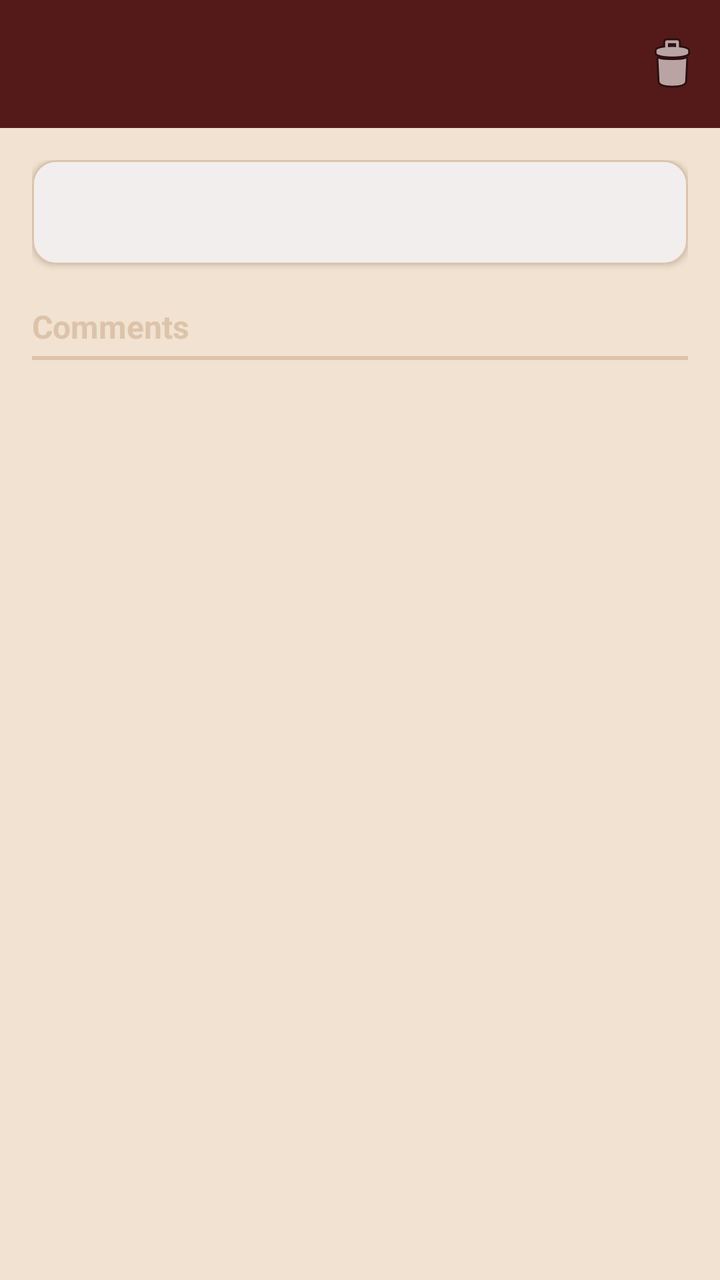
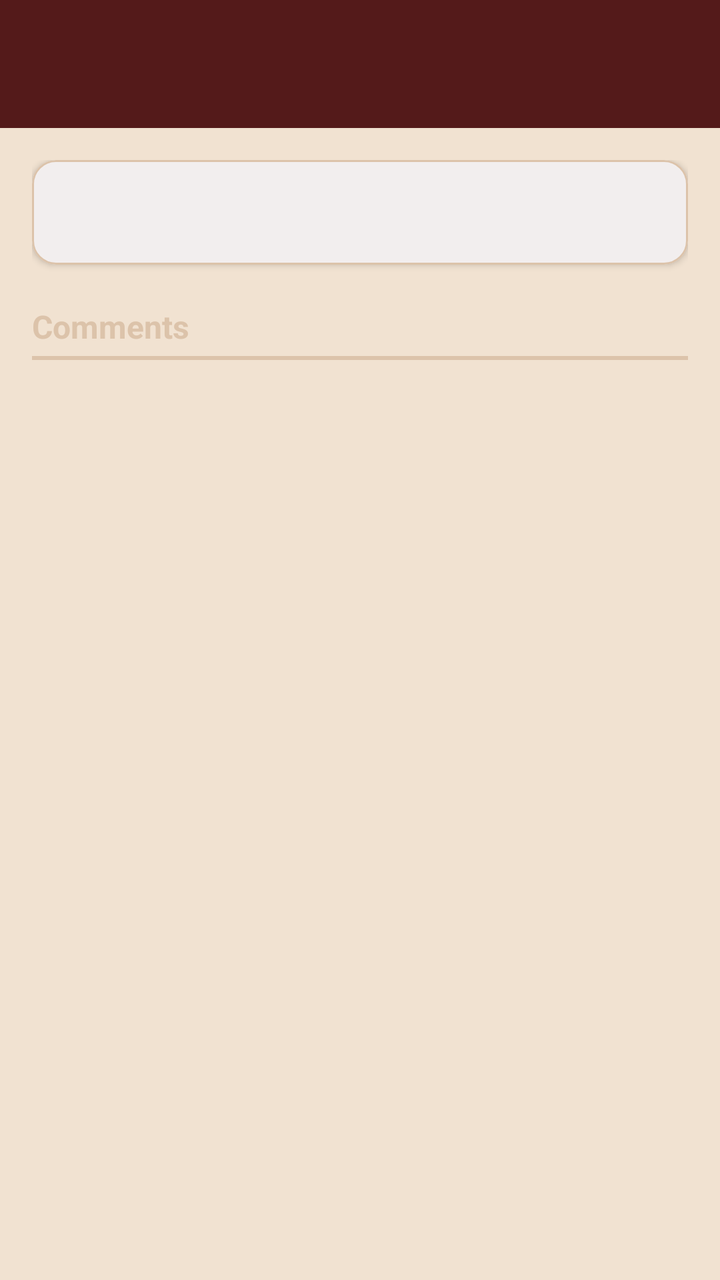

The first picture is an Android layout as it rendered before a commit; the second is the same layout after the commit. The layout source and the unified diff follow.
<!-- AndroidManifest.xml: application theme Theme.Miniblog -->
<!-- res/layout/activity_post_detail.xml -->
<?xml version="1.0" encoding="utf-8"?>
<LinearLayout
    xmlns:android="http://schemas.android.com/apk/res/android"
    xmlns:app="http://schemas.android.com/apk/res-auto"
    android:layout_width="match_parent"
    android:layout_height="match_parent"
    android:orientation="vertical"
    android:background="@color/background">

    <com.google.android.material.appbar.AppBarLayout
        android:layout_width="match_parent"
        android:layout_height="wrap_content"
        android:background="@color/primary">

        <com.google.android.material.appbar.MaterialToolbar
            android:id="@+id/toolbar"
            android:layout_width="match_parent"
            android:layout_height="?attr/actionBarSize"
            android:background="@color/primary"
            app:titleTextColor="@color/toolbar_icon"
            app:navigationIconTint="@color/toolbar_icon"
            app:menu="@menu/menu_post_detail" />

    </com.google.android.material.appbar.AppBarLayout>

    <ScrollView
        android:layout_width="match_parent"
        android:layout_height="match_parent"
        android:fillViewport="true">

        <LinearLayout
            android:layout_width="match_parent"
            android:layout_height="wrap_content"
            android:orientation="vertical"
            android:padding="16dp">

            <com.google.android.material.card.MaterialCardView
                android:layout_width="match_parent"
                android:layout_height="wrap_content"
                app:cardCornerRadius="12dp"
                app:cardElevation="2dp"
                app:cardBackgroundColor="@color/card_background"
                app:strokeColor="@color/card_border"
                app:strokeWidth="1dp">

                <LinearLayout
                    android:layout_width="match_parent"
                    android:layout_height="wrap_content"
                    android:orientation="vertical"
                    android:padding="16dp">

                    <TextView
                        android:id="@+id/textViewDetailBody"
                        android:layout_width="match_parent"
                        android:layout_height="wrap_content"
                        android:textSize="15sp"
                        android:textColor="@color/text_primary"
                        android:lineSpacingMultiplier="1.4" />

                </LinearLayout>

            </com.google.android.material.card.MaterialCardView>

            <TextView
                android:layout_width="match_parent"
                android:layout_height="wrap_content"
                android:layout_marginTop="20dp"
                android:layout_marginBottom="4dp"
                android:text="Comments"
                android:textStyle="bold"
                android:textSize="16sp"
                android:textColor="@color/accent" />

            <View
                android:layout_width="match_parent"
                android:layout_height="2dp"
                android:layout_marginBottom="8dp"
                android:background="@color/accent" />

            <ProgressBar
                android:id="@+id/progressBarComments"
                android:layout_width="wrap_content"
                android:layout_height="wrap_content"
                android:layout_gravity="center_horizontal"
                android:layout_marginTop="8dp"
                android:visibility="gone" />

            <TextView
                android:id="@+id/textViewCommentsMessage"
                android:layout_width="match_parent"
                android:layout_height="wrap_content"
                android:layout_marginTop="8dp"
                android:textColor="@color/error"
                android:visibility="gone" />

            <androidx.recyclerview.widget.RecyclerView
                android:id="@+id/recyclerViewComments"
                android:layout_width="match_parent"
                android:layout_height="wrap_content"
                android:nestedScrollingEnabled="false"
                android:layout_marginTop="8dp" />

        </LinearLayout>

    </ScrollView>

</LinearLayout>
<!-- resources referenced by this layout -->
<resources>
  <color name="accent">#FFDCC3AA</color>
  <color name="background">#FFF1E2D1</color>
  <color name="card_background">#FFFFFFFF</color>
  <color name="card_border">#FFDCC3AA</color>
  <color name="error">#FFD32F2F</color>
  <color name="primary">#FF541A1A</color>
  <color name="text_primary">#FF222222</color>
  <color name="toolbar_icon">#FFF1E2D1</color>
  <style name="Theme.Miniblog" parent="Base.Theme.Miniblog" />
  <style name="Base.Theme.Miniblog" parent="Theme.Material3.Light.NoActionBar">
          <item name="colorPrimary">@color/primary</item>
          <item name="colorOnPrimary">@color/on_primary</item>
          <item name="colorPrimaryContainer">@color/primary_light</item>
          <item name="colorSecondary">@color/accent</item>
          <item name="colorOnSecondary">@android:color/white</item>
          <item name="colorSurface">@color/card_background</item>
          <item name="colorOnSurface">@color/text_primary</item>
          <item name="android:statusBarColor">@color/primary_dark</item>
          <item name="android:navigationBarColor">@color/primary_dark</item>
          <item name="android:windowBackground">@color/background</item>
      </style>
  <color name="on_primary">#FFF1E2D1</color>
  <color name="primary_light">#FF7A3B3B</color>
  <color name="primary_dark">#FF3A1010</color>
</resources>

<!-- the commit's change to res/layout/activity_post_detail.xml (unified diff, before → after) -->
@@ -18,8 +18,7 @@
             android:layout_height="?attr/actionBarSize"
             android:background="@color/primary"
             app:titleTextColor="@color/toolbar_icon"
-            app:navigationIconTint="@color/toolbar_icon"
-            app:menu="@menu/menu_post_detail" />
+            app:navigationIconTint="@color/toolbar_icon" />
 
     </com.google.android.material.appbar.AppBarLayout>
 
